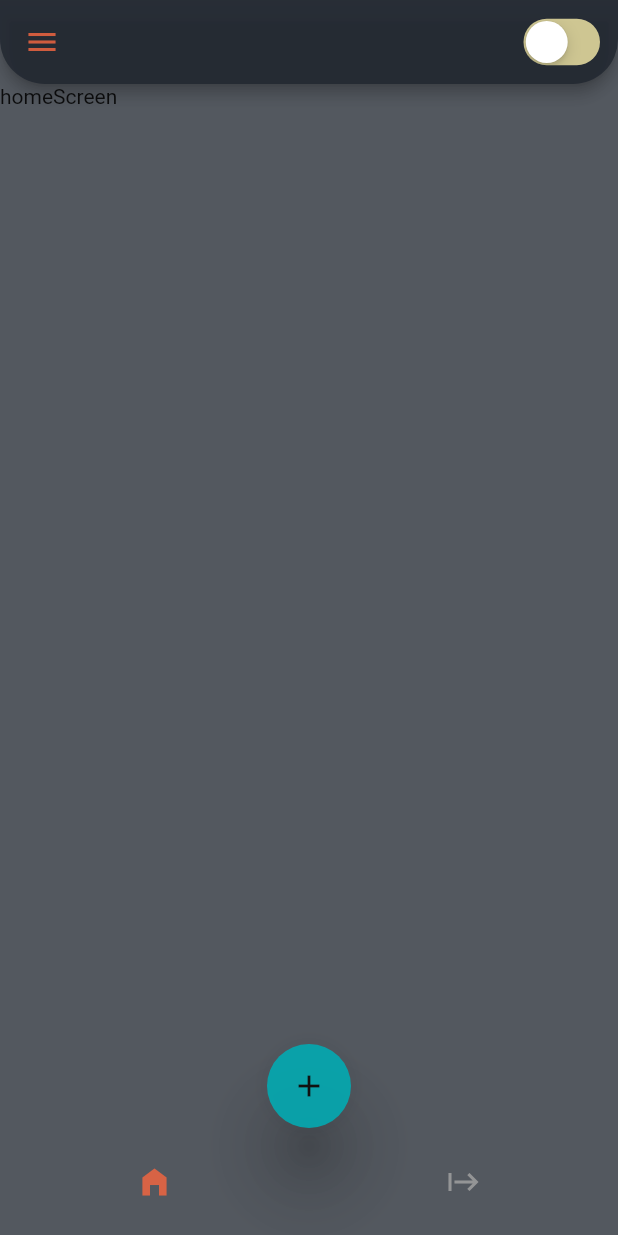
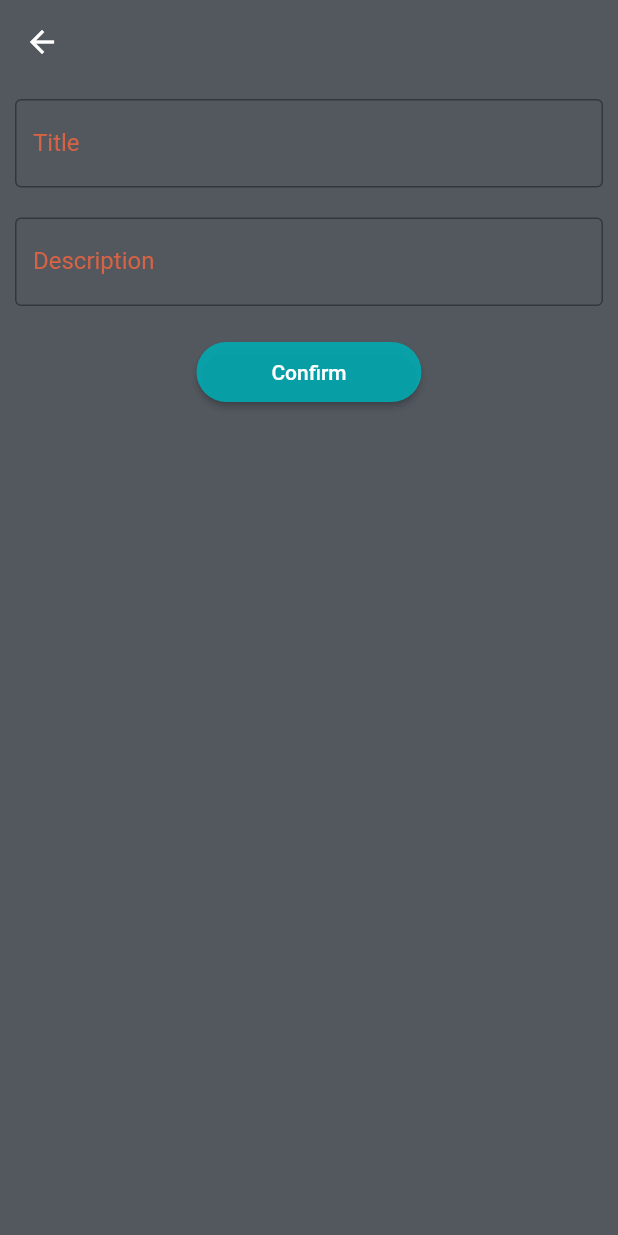
Before and after one commit to finosemajeed/Todo, a Flutter app: the screen it shows after launch, after a tap on the "add" icon, on a phone screen of 412 x 824 dp. Run offline on Flutter 3.47's test engine with Material 2 defaults, Android fonts, the phone set to English and light mode, and no system bars; our stand-ins replace dotted_border.

Commit message:
homepage ui completed

```diff
--- a/lib/core/color_config.dart
+++ b/lib/core/color_config.dart
@@ -5,7 +5,7 @@ const kBlack = Color(0xFF111111);
 const kBlueButton = Color(0xDD00ADB5);
 const kOrange = Color(0xddEB6440);
 const kAppbarColor = Color(0xdd222831);
-const kWhite = Color(0xddFFFFFF);
+const kWhite = Color(0xFFFFFFFF);
 const kGrey = Color(0xdd9E9E9E);
 const kLightYellow = Color(0xddE8DEA1);
 const kDarkYellow = Color(0xddF8E152);
--- /dev/null
+++ b/lib/presentation/home_screen/add_task_screen.dart
@@ -0,0 +1,84 @@
+import 'package:flutter/material.dart';
+import 'package:flutter/src/widgets/container.dart';
+import 'package:flutter/src/widgets/framework.dart';
+import 'package:todo_hive/core/color_config.dart';
+
+class AddTaskScreen extends StatelessWidget {
+  AddTaskScreen({super.key});
+
+  TextEditingController titleController = TextEditingController();
+
+  @override
+  Widget build(BuildContext context) {
+    return Scaffold(
+      backgroundColor: backGroundColor,
+      appBar: AppBar(
+        backgroundColor: Colors.transparent,
+        elevation: 0,
+        iconTheme: IconThemeData(color: kWhite),
+      ),
+      body: Container(
+        width: MediaQuery.of(context).size.width,
+        height: MediaQuery.of(context).size.height,
+        child: Column(
+          children: [
+            Padding(
+              padding: EdgeInsets.symmetric(horizontal: 10, vertical: 10),
+              child: TextFormField(
+                style: TextStyle(color: kWhite),
+                controller: titleController,
+                decoration: const InputDecoration(
+                  border: OutlineInputBorder(),
+                  labelText: "Title",
+                  labelStyle: TextStyle(
+                    color: kOrange,
+                  ),
+                ),
+                validator: (value) {
+                  if (value == null || value.trim().isEmpty) {
+                    return "Please enter your task title";
+                  }
+                  return null;
+                },
+              ),
+            ),
+            Padding(
+              padding: EdgeInsets.symmetric(horizontal: 10, vertical: 10),
+              child: TextFormField(
+                style: TextStyle(color: kWhite),
+                controller: titleController,
+                decoration: const InputDecoration(
+                  border: OutlineInputBorder(),
+                  labelText: "Description",
+                  labelStyle: TextStyle(
+                    color: kOrange,
+                  ),
+                ),
+                validator: (value) {
+                  if (value == null || value.trim().isEmpty) {
+                    return "Please enter your task description";
+                  }
+                  return null;
+                },
+              ),
+            ),
+            SizedBox(height: 10),
+            ElevatedButton(
+              style: ElevatedButton.styleFrom(
+                backgroundColor: kBlueButton,
+                shape: RoundedRectangleBorder(
+                  borderRadius: BorderRadius.circular(20),
+                ),
+                minimumSize: Size(150, 40),
+              ),
+              onPressed: () {
+
+              },
+              child: Text("Confirm"),
+            ),
+          ],
+        ),
+      ),
+    );
+  }
+}
--- a/lib/presentation/home_screen/home_screen.dart
+++ b/lib/presentation/home_screen/home_screen.dart
@@ -1,14 +1,61 @@
+import 'package:dotted_border/dotted_border.dart';
 import 'package:flutter/cupertino.dart';
+import 'package:flutter/material.dart';
 import 'package:flutter/src/widgets/container.dart';
 import 'package:flutter/src/widgets/framework.dart';
+import 'package:todo_hive/core/color_config.dart';
+import 'package:todo_hive/presentation/home_screen/add_task_screen.dart';
+import 'package:todo_hive/presentation/home_screen/widgets/add_todo_card.dart';
+import 'package:todo_hive/presentation/home_screen/widgets/custom_todo_card.dart';
 
 class HomeScreen extends StatelessWidget {
   const HomeScreen({super.key});
 
   @override
   Widget build(BuildContext context) {
-    return Container(
-      child: Text('homeScreen'),
+    return SafeArea(
+      child: ListView(
+        children: [
+          const Padding(
+            padding: EdgeInsets.all(10.0),
+            child: Text(
+              "My List",
+              style: TextStyle(
+                color: kWhite,
+                fontWeight: FontWeight.bold,
+                fontSize: 24,
+                height: 1.2,
+                letterSpacing: 1.5,
+              ),
+            ),
+          ),
+          GridView.count(
+            crossAxisCount: 2,
+            shrinkWrap: true,
+            physics: const ClampingScrollPhysics(),
+            // gridDelegate:
+            //     SliverGridDelegateWithFixedCrossAxisCount(crossAxisCount: 2),
+            // itemBuilder: ((context, index) => CustomTodoCard()),
+            children: [
+              const CustomTodoCard(
+                title: 'Groceries',
+                todos: '3',
+              ),
+              const CustomTodoCard(
+                title: 'Workout',
+                todos: '2',
+              ),
+              GestureDetector(
+                onTap: () {
+                  Navigator.of(context).push(MaterialPageRoute(
+                      builder: ((context) => AddTaskScreen())));
+                },
+                child: AddTodoCard(),
+              ),
+            ],
+          ),
+        ],
+      ),
     );
   }
 }
--- /dev/null
+++ b/lib/presentation/home_screen/widgets/add_todo_card.dart
@@ -0,0 +1,31 @@
+import 'package:dotted_border/dotted_border.dart';
+import 'package:flutter/material.dart';
+import 'package:todo_hive/core/color_config.dart';
+
+class AddTodoCard extends StatelessWidget {
+  const AddTodoCard({
+    Key? key,
+  }) : super(key: key);
+
+  @override
+  Widget build(BuildContext context) {
+    return Padding(
+      padding: const EdgeInsets.symmetric(horizontal: 8.0, vertical: 10),
+      child: SizedBox(
+        height: MediaQuery.of(context).size.width / 2.5,
+        width: MediaQuery.of(context).size.width / 2.5,
+        child: DottedBorder(
+          color: kGrey,
+          dashPattern: const [10, 5],
+          child: const Center(
+            child: Icon(
+              Icons.add,
+              size: 50.0,
+              color: kGrey,
+            ),
+          ),
+        ),
+      ),
+    );
+  }
+}
--- /dev/null
+++ b/lib/presentation/home_screen/widgets/custom_todo_card.dart
@@ -0,0 +1,78 @@
+import 'package:flutter/material.dart';
+import 'package:todo_hive/core/color_config.dart';
+
+class CustomTodoCard extends StatelessWidget {
+  const CustomTodoCard({
+    Key? key,
+    required this.title,
+    required this.todos,
+  }) : super(key: key);
+
+  final String title;
+  final String todos;
+
+  @override
+  Widget build(BuildContext context) {
+    return Padding(
+      padding: const EdgeInsets.symmetric(horizontal: 8.0, vertical: 10),
+      child: Container(
+        width: MediaQuery.of(context).size.width / 2,
+        height: MediaQuery.of(context).size.width / 2,
+        decoration: BoxDecoration(
+          color: kWhite,
+          borderRadius: const BorderRadius.only(
+              bottomRight: Radius.circular(70.0),
+              bottomLeft: Radius.circular(25.0)),
+          boxShadow: [
+            BoxShadow(
+              color: Colors.black.withOpacity(0.2),
+              blurRadius: 20,
+              offset: const Offset(0, 10),
+            ),
+          ],
+        ),
+        child: Column(crossAxisAlignment: CrossAxisAlignment.start, children: [
+          const Padding(
+            padding: EdgeInsets.all(10.0),
+            child: Icon(
+              Icons.cyclone,
+              color: kOrange,
+              size: 50,
+            ),
+          ),
+          Padding(
+            padding: const EdgeInsets.all(10.0),
+            child: Column(
+              crossAxisAlignment: CrossAxisAlignment.start,
+              children: [
+                Text(
+                  title,
+                  style: TextStyle(
+                    color: kBlack.withOpacity(0.8),
+                    fontWeight: FontWeight.w800,
+                    fontSize: 24,
+                    height: 1.2,
+                    letterSpacing: 1.5,
+                  ),
+                ),
+                const SizedBox(
+                  height: 10.0,
+                ),
+                Text(
+                  "$todos Task",
+                  style: const TextStyle(
+                    color: kGrey,
+                    fontWeight: FontWeight.bold,
+                    fontSize: 18,
+                    height: 1.2,
+                    letterSpacing: 1.5,
+                  ),
+                ),
+              ],
+            ),
+          )
+        ]),
+      ),
+    );
+  }
+}
```
Also changed, not shown: pubspec.yaml (+4 -12 lines), pubspec.lock.
